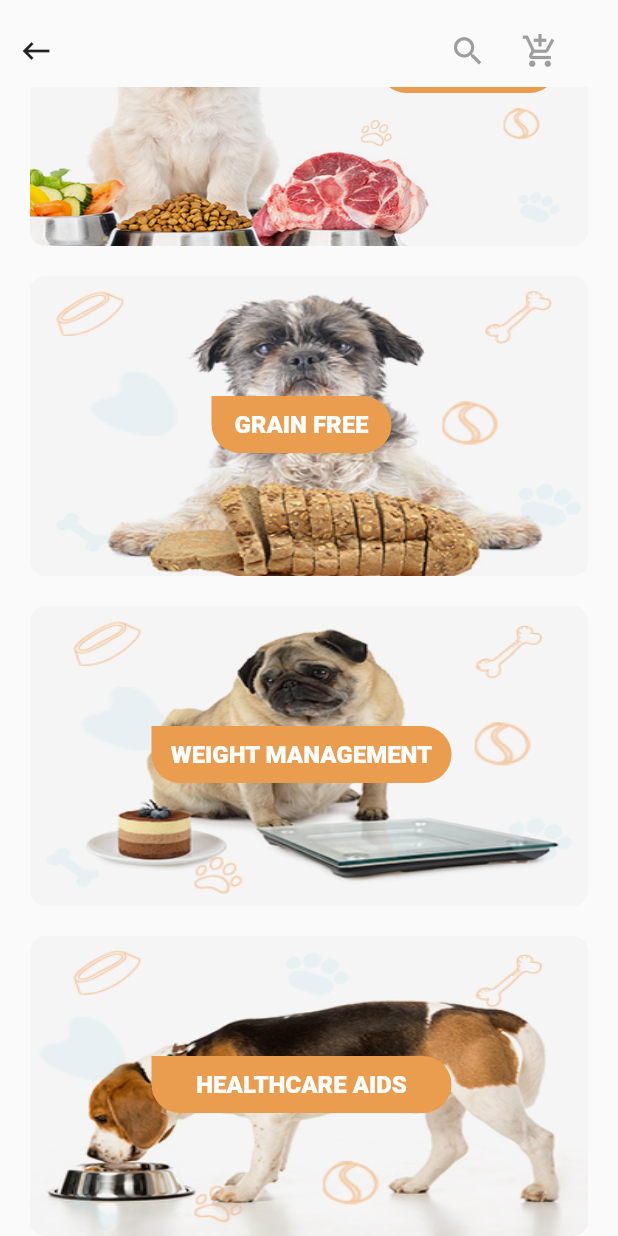
After one commit to ThummarBhargav/waggs_app, a Flutter app: the CatagoryPageView screen opened by its route, scrolled down 524 dp, after a tap on the "search" icon, on a phone screen of 412 x 824 dp. The commit adds this screen. Run offline on Flutter 3.47's test engine with Material 2 defaults, Android fonts, the phone set to English and light mode, and no system bars; our stand-ins replace cached_network_image, flutter_image_slideshow, get, google_fonts; network calls fail.

Commit message:
Initial Commit

```diff
--- /dev/null
+++ b/lib/app/modules/Catagory_Page/bindings/catagory_page_binding.dart
@@ -0,0 +1,12 @@
+import 'package:get/get.dart';
+
+import '../controllers/catagory_page_controller.dart';
+
+class CatagoryPageBinding extends Bindings {
+  @override
+  void dependencies() {
+    Get.lazyPut<CatagoryPageController>(
+      () => CatagoryPageController(),
+    );
+  }
+}
--- /dev/null
+++ b/lib/app/modules/Catagory_Page/controllers/catagory_page_controller.dart
@@ -0,0 +1,23 @@
+import 'package:get/get.dart';
+
+class CatagoryPageController extends GetxController {
+  //TODO: Implement CatagoryPageController
+
+  final count = 0.obs;
+  @override
+  void onInit() {
+    super.onInit();
+  }
+
+  @override
+  void onReady() {
+    super.onReady();
+  }
+
+  @override
+  void onClose() {
+    super.onClose();
+  }
+
+  void increment() => count.value++;
+}
--- /dev/null
+++ b/lib/app/modules/Catagory_Page/views/catagory_page_view.dart
@@ -0,0 +1,349 @@
+import 'package:flutter/material.dart';
+
+import 'package:get/get.dart';
+import 'package:google_fonts/google_fonts.dart';
+import 'package:waggs_app/app/routes/app_pages.dart';
+
+import '../controllers/catagory_page_controller.dart';
+
+class CatagoryPageView extends GetView<CatagoryPageController> {
+
+
+  @override
+  Widget build(BuildContext context) {
+    return SafeArea(
+        child: Scaffold(
+          body: Column(
+            children: [
+              Container(
+                child: Column(
+                  children: [
+                    SizedBox(
+                      height: 10,
+                    ),
+                    Row(
+                      children: [
+                        Row(
+                          mainAxisAlignment: MainAxisAlignment.start,
+                          children: [
+                            IconButton(onPressed: () {
+                              Get.toNamed(Routes.HOME);
+                            }, icon: Icon(Icons.keyboard_backspace_outlined))
+                          ],
+                        ),
+                        Row(
+                          mainAxisAlignment: MainAxisAlignment.end,
+                          children: [
+                            SizedBox(width: 240,),
+                            IconButton(onPressed: () {
+                            }, icon: Icon(Icons.search,size: 25,color: Colors.grey,)),
+                            IconButton(onPressed: () {
+
+                            }, icon: Icon(Icons.add_shopping_cart_outlined,size: 25,color: Colors.grey,)),
+                            SizedBox(width: 8,),
+                          ],
+                        ),
+
+                      ],
+                    ),
+                  ],
+                ),
+              ),
+              Expanded(
+                child: SingleChildScrollView(
+                  child: Column(
+                    children: [
+                      SizedBox(height: 10,),
+                      Stack(
+                        children: [
+                          Container(
+                            height: 180,
+                            padding: EdgeInsets.all(100),
+                            width: double.infinity,
+                            decoration: BoxDecoration(
+                              image: DecorationImage(
+                                  image: AssetImage("assets/catagory.jpg"),
+                                  fit: BoxFit.fill
+                              ),
+                            ),
+                          ),
+                          Row(
+                            mainAxisAlignment: MainAxisAlignment.end,
+                            children: [
+                              Container(
+                                margin: EdgeInsets.only(top: 20,right: 20),
+                                width: 180,
+                                height: 180,
+                                decoration: BoxDecoration(
+                                  image: DecorationImage(
+                                    image: AssetImage("assets/ca.png"),
+                                  ),
+                                ),
+                              ),
+                            ],
+                          ),
+                          Row(
+                            children: [
+                              Container(
+                                margin: EdgeInsets.only(top: 45,left: 30),
+                                child: Text("Food",
+                                  style: GoogleFonts.roboto(
+                                    fontSize: 28,
+                                    fontWeight: FontWeight.bold,
+                                    color: Color(0xffeb9d4f)
+                                  )
+                                ),
+                              ),
+                            ],
+                          )
+                        ],
+                      ),
+                      Stack(
+                        children: [
+                          Container(
+                            width: double.infinity,
+                            height: 200,
+                            margin: EdgeInsets.only(left: 20,right: 20),
+                            decoration: BoxDecoration(
+                              image: DecorationImage(
+                                image: AssetImage("assets/category01.jpg"),
+                                fit: BoxFit.fill
+                              ),
+                              borderRadius: BorderRadius.all(Radius.circular(10))
+                            ),
+                          ),
+                          Row(
+                            mainAxisAlignment: MainAxisAlignment.end,
+                            children: [
+                              Container(
+                                width: 120,
+                                height: 38,
+                                margin: EdgeInsets.only(top: 60,right: 40),
+                                alignment: Alignment.center,
+                                decoration: BoxDecoration(
+                                  color: Color(0xffeb9d4f),
+                                  borderRadius: BorderRadius.only(
+                                    bottomLeft: Radius.circular(25),
+                                    bottomRight: Radius.circular(25),
+                                    topRight: Radius.circular(25),
+                                  ),
+                                ),
+                                child: InkWell(
+                                  onTap: () {
+
+                                  },
+                                  child: Text("DRY FOOD",
+                                    style: GoogleFonts.roboto(
+                                      fontSize: 16,
+                                      fontWeight: FontWeight.w800,
+                                      color: Colors.white
+                                    ),
+                                  ),
+                                ),
+                              ),
+                            ],
+                          ),
+                        ],
+                      ),
+                      SizedBox(height: 20,),
+                      Stack(
+                        children: [
+                          Container(
+                            width: double.infinity,
+                            height: 200,
+                            margin: EdgeInsets.only(left: 20,right: 20),
+                            decoration: BoxDecoration(
+                                image: DecorationImage(
+                                    image: AssetImage("assets/category02.jpg"),
+                                    fit: BoxFit.fill
+                                ),
+                                borderRadius: BorderRadius.all(Radius.circular(10))
+                            ),
+                          ),
+                          Row(
+                            mainAxisAlignment: MainAxisAlignment.end,
+                            children: [
+                              Container(
+                                width: 120,
+                                height: 38,
+                                margin: EdgeInsets.only(top: 60,right: 40),
+                                alignment: Alignment.center,
+                                decoration: BoxDecoration(
+                                  color: Color(0xffeb9d4f),
+                                  borderRadius: BorderRadius.only(
+                                    bottomLeft: Radius.circular(25),
+                                    bottomRight: Radius.circular(25),
+                                    topRight: Radius.circular(25),
+                                  ),
+                                ),
+                                child: InkWell(
+                                  onTap: () {
+
+                                  },
+                                  child: Text("WET FOOD",
+                                    style: GoogleFonts.roboto(
+                                        fontSize: 16,
+                                        fontWeight: FontWeight.w800,
+                                        color: Colors.white
+                                    ),
+                                  ),
+                                ),
+                              ),
+                            ],
+                          ),
+                        ],
+                      ),
+                      SizedBox(height: 20,),
+                      Stack(
+                        children: [
+                          Container(
+                            width: double.infinity,
+                            height: 200,
+                            margin: EdgeInsets.only(left: 20,right: 20),
+                            decoration: BoxDecoration(
+                                image: DecorationImage(
+                                    image: AssetImage("assets/category03.jpg"),
+                                    fit: BoxFit.fill
+                                ),
+                                borderRadius: BorderRadius.all(Radius.circular(10))
+                            ),
+                          ),
+                          Row(
+                            mainAxisAlignment: MainAxisAlignment.center,
+                            children: [
+                              Container(
+                                width: 120,
+                                height: 38,
+                                margin: EdgeInsets.only(left: 30,top: 80,right: 40),
+                                alignment: Alignment.center,
+                                decoration: BoxDecoration(
+                                  color: Color(0xffeb9d4f),
+                                  borderRadius: BorderRadius.only(
+                                    bottomLeft: Radius.circular(25),
+                                    bottomRight: Radius.circular(25),
+                                    topRight: Radius.circular(25),
+                                  ),
+                                ),
+                                child: InkWell(
+                                  onTap: () {
+
+                                  },
+                                  child: Text("GRAIN FREE",
+                                    style: GoogleFonts.roboto(
+                                        fontSize: 16,
+                                        fontWeight: FontWeight.w800,
+                                        color: Colors.white
+                                    ),
+                                  ),
+                                ),
+                              ),
+                            ],
+                          ),
+                        ],
+                      ),
+                      SizedBox(height: 20,),
+                      Stack(
+                        children: [
+                          Container(
+                            width: double.infinity,
+                            height: 200,
+                            margin: EdgeInsets.only(left: 20,right: 20),
+                            decoration: BoxDecoration(
+                                image: DecorationImage(
+                                    image: AssetImage("assets/category04.jpg"),
+                                    fit: BoxFit.fill
+                                ),
+                                borderRadius: BorderRadius.all(Radius.circular(10))
+                            ),
+                          ),
+                          Row(
+                            mainAxisAlignment: MainAxisAlignment.center,
+                            children: [
+                              Container(
+                                width: 200,
+                                height: 38,
+                                margin: EdgeInsets.only(left: 30,top: 80,right: 40),
+                                alignment: Alignment.center,
+                                decoration: BoxDecoration(
+                                  color: Color(0xffeb9d4f),
+                                  borderRadius: BorderRadius.only(
+                                    bottomLeft: Radius.circular(25),
+                                    bottomRight: Radius.circular(25),
+                                    topRight: Radius.circular(25),
+                                  ),
+                                ),
+                                child: InkWell(
+                                  onTap: () {
+
+                                  },
+                                  child: Text("WEIGHT MANAGEMENT",
+                                    style: GoogleFonts.roboto(
+                                        fontSize: 16,
+                                        fontWeight: FontWeight.w800,
+                                        color: Colors.white
+                                    ),
+                                  ),
+                                ),
+                              ),
+                            ],
+                          ),
+                        ],
+                      ),
+                      SizedBox(height: 20,),
+                      Stack(
+                        children: [
+                          Container(
+                            width: double.infinity,
+                            height: 200,
+                            margin: EdgeInsets.only(left: 20,right: 20),
+                            decoration: BoxDecoration(
+                                image: DecorationImage(
+                                    image: AssetImage("assets/category05.jpg"),
+                                    fit: BoxFit.fill
+                                ),
+                                borderRadius: BorderRadius.all(Radius.circular(10))
+                            ),
+                          ),
+                          Row(
+                            mainAxisAlignment: MainAxisAlignment.center,
+                            children: [
+                              Container(
+                                width: 200,
+                                height: 38,
+                                margin: EdgeInsets.only(left: 30,top: 80,right: 40),
+                                alignment: Alignment.center,
+                                decoration: BoxDecoration(
+                                  color: Color(0xffeb9d4f),
+                                  borderRadius: BorderRadius.only(
+                                    bottomLeft: Radius.circular(25),
+                                    bottomRight: Radius.circular(25),
+                                    topRight: Radius.circular(25),
+                                  ),
+                                ),
+                                child: InkWell(
+                                  onTap: () {
+
+                                  },
+                                  child: Text("HEALTHCARE AIDS",
+                                    style: GoogleFonts.roboto(
+                                        fontSize: 16,
+                                        fontWeight: FontWeight.w800,
+                                        color: Colors.white
+                                    ),
+                                  ),
+                                ),
+                              ),
+                            ],
+                          ),
+                        ],
+                      ),
+                    ],
+                  ),
+                ),
+              ),
+            ],
+          ),
+        ),
+    );
+  }
+}
--- a/lib/app/modules/home/views/home_view.dart
+++ b/lib/app/modules/home/views/home_view.dart
@@ -2,6 +2,7 @@ import 'package:cached_network_image/cached_network_image.dart';
 import 'package:flutter/material.dart';
 import 'package:get/get.dart';
 import 'package:google_fonts/google_fonts.dart';
+import 'package:waggs_app/app/routes/app_pages.dart';
 import '../../../constant/SizeConstant.dart';
 import '../../view-product/views/view_product_view.dart';
 import '../controllers/home_controller.dart';
@@ -120,15 +121,13 @@ class HomeView extends GetView<HomeController> {
                                       }
                                     });
                                     controller.productList.refresh();
+                                    Get.toNamed(Routes.CATAGORY_PAGE,arguments: controller.CatagoryList[index]);
+                                    print("SId:- ${controller.CatagoryList[index].sId}");
                                   },
                                   child: Text(
                                     "${controller.CatagoryList[index].name}+" +
                                         "",
-                                    style: TextStyle(
-                                        color: (controller.CatagoryList[index]
-                                                .isSelected!.value)
-                                            ? Colors.black
-                                            : Colors.white),
+                                    style: TextStyle(color: Colors.white),
                                   )),
                             ],
                           );
--- a/lib/app/routes/app_pages.dart
+++ b/lib/app/routes/app_pages.dart
@@ -1,5 +1,7 @@
 import 'package:get/get.dart';
 
+import '../modules/Catagory_Page/bindings/catagory_page_binding.dart';
+import '../modules/Catagory_Page/views/catagory_page_view.dart';
 import '../modules/OTP_screen/bindings/o_t_p_screen_binding.dart';
 import '../modules/OTP_screen/views/o_t_p_screen_view.dart';
 import '../modules/email_screen/bindings/email_screen_binding.dart';
@@ -51,5 +53,10 @@ class AppPages {
     //   page: () =>  ViewProductView(),
     //   binding: ViewProductBinding(),
     // ),
+    GetPage(
+      name: _Paths.CATAGORY_PAGE,
+      page: () => CatagoryPageView(),
+      binding: CatagoryPageBinding(),
+    ),
   ];
 }
--- a/lib/app/routes/app_routes.dart
+++ b/lib/app/routes/app_routes.dart
@@ -9,6 +9,7 @@ abstract class Routes {
   static const O_T_P_SCREEN = _Paths.O_T_P_SCREEN;
   static const EMAIL_SCREEN = _Paths.EMAIL_SCREEN;
   static const VIEW_PRODUCT = _Paths.VIEW_PRODUCT;
+  static const CATAGORY_PAGE = _Paths.CATAGORY_PAGE;
 }
 
 abstract class _Paths {
@@ -19,4 +20,5 @@ abstract class _Paths {
   static const O_T_P_SCREEN = '/o-t-p-screen';
   static const EMAIL_SCREEN = '/email-screen';
   static const VIEW_PRODUCT = '/view-product';
+  static const CATAGORY_PAGE = '/catagory-page';
 }
```
Also changed, not shown: assets/ca.png (added), assets/catagory.jpg (added), assets/category01.jpg (added), assets/category02.jpg (added), assets/category03.jpg (added), assets/category04.jpg (added), assets/category05.jpg (added), assets/category06.jpg (added), assets/category07.jpg (added), assets/category08.jpg (added).
